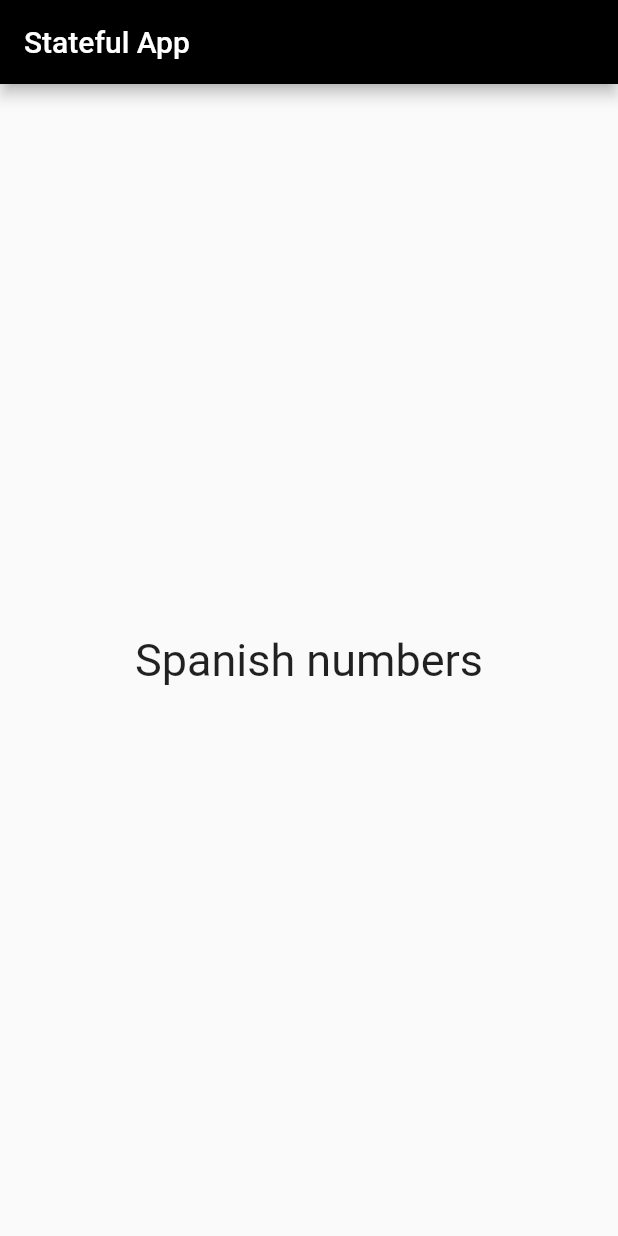
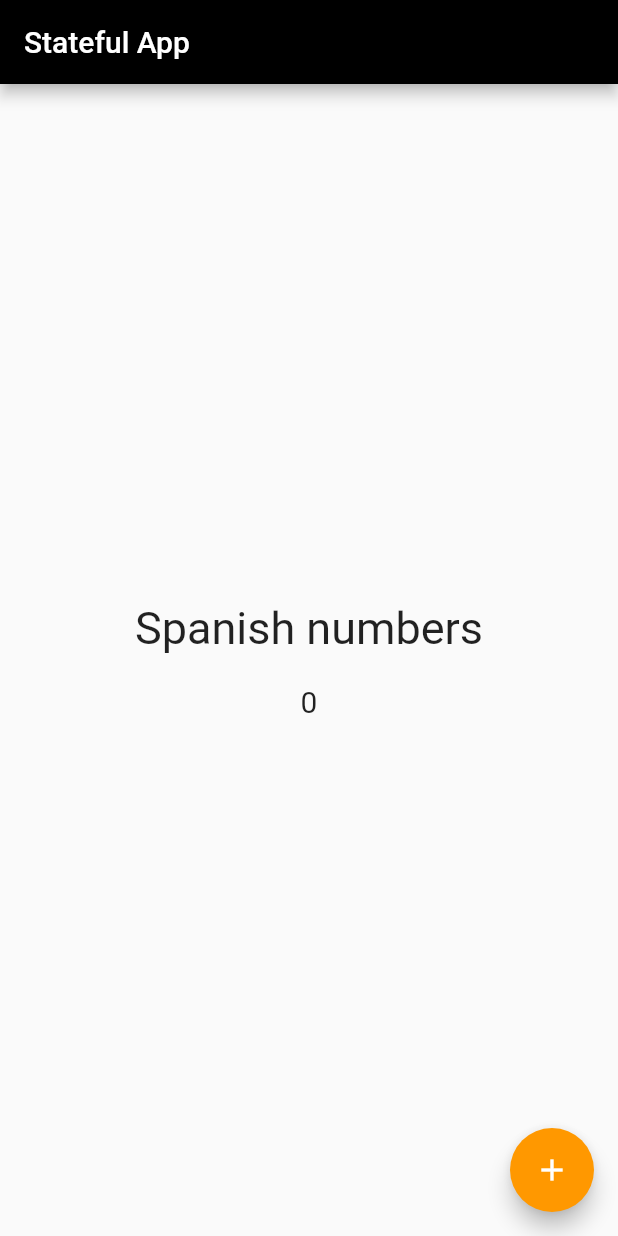
Before and after one commit to nitinreddy3/Child-Care, a Flutter app: the screen it shows after launch, on a phone screen of 412 x 824 dp. Run offline on Flutter 3.47's test engine with Material 2 defaults, Android fonts, the phone set to English and light mode, and no system bars.

Commit message:
Working on new app

```diff
--- a/lib/main.dart
+++ b/lib/main.dart
@@ -20,7 +20,7 @@ class _MyAppState extends State<MyApp> {
 
 class MyButton extends StatefulWidget {
   @override
-  State<StatefulWidget> createState() {
+  MyButtonState createState() {
     // TODO: implement createState
     return MyButtonState();
   }
@@ -43,6 +43,20 @@ class MyButtonState extends State<MyButton> {
 
   String defaultText = "Spanish numbers";
 
+  void _displaySNumbers() {
+    if (counter < 9) {
+      setState(() {
+        counter += 1;
+        defaultText = spanishNumbers[counter];
+      });
+    } else {
+      setState(() {
+        counter = 0;
+        defaultText = "Spanish numbers";
+      });
+    }
+  }
+
   @override
   Widget build(BuildContext ctx) {
     return Scaffold(
@@ -61,10 +75,24 @@ class MyButtonState extends State<MyButton> {
                   fontSize: 30.0,
                 ),
               ),
+              Padding(
+                padding: EdgeInsets.all(10.0),
+              ),
+              Text(
+                '$counter',
+                style: TextStyle(
+                  fontSize: 20.0,
+                ),
+              ),
             ],
           ),
         ),
-      )
+      ),
+      floatingActionButton: FloatingActionButton(
+        onPressed: _displaySNumbers,
+        child: Icon(Icons.add),
+        backgroundColor: Colors.orange,
+      ),
     );
   }
 }
```
